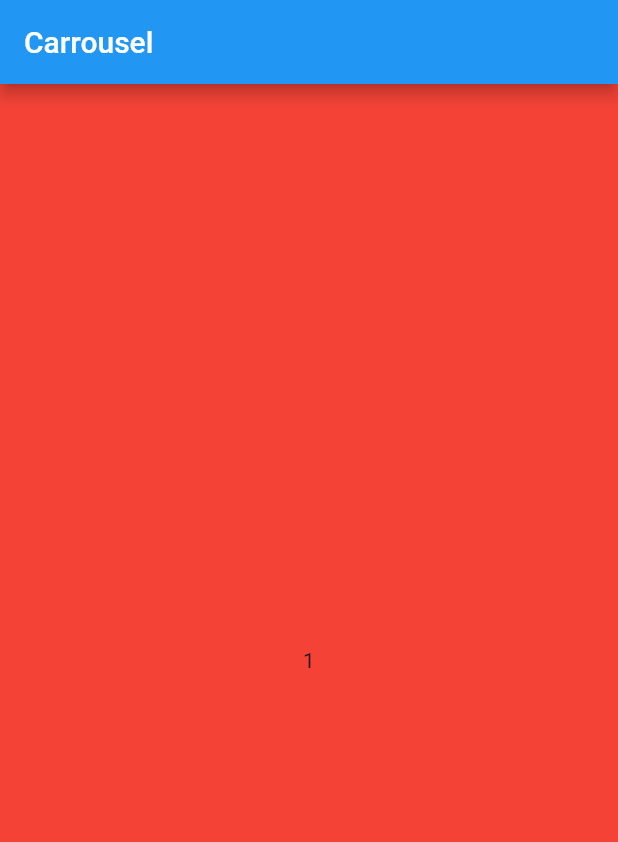
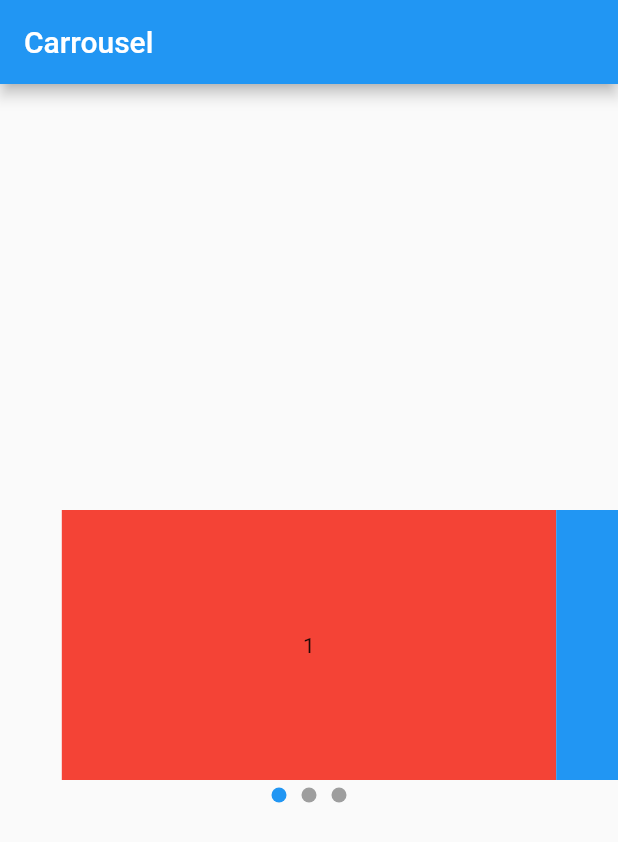
Before and after one commit to YannMancel/carrousel, a Flutter app: the screen it shows after launch, on a phone screen of 412 x 824 dp. Shown: the top 842 px of the screen. Run offline on Flutter 3.47's test engine with Material 2 defaults, Android fonts, the phone set to English and light mode, and no system bars.

```diff
--- a/lib/carrousel.dart
+++ b/lib/carrousel.dart
@@ -4,34 +4,88 @@ class Carrousel extends StatefulWidget {
   const Carrousel({
     Key? key,
     required this.children,
+    this.initialPage = 0,
+    this.viewportFraction = 0.8,
   }) : super(key: key);
 
   final List<Widget> children;
+  final int initialPage;
+  final double viewportFraction;
 
   @override
   State<Carrousel> createState() => _CarrouselState();
 }
 
 class _CarrouselState extends State<Carrousel> {
-  late PageController _controller;
+  late int _pageNumber;
+  late PageController _pageController;
+
+  void _onPageChanged(int pageNumber) {
+    setState(() => _pageNumber = pageNumber);
+  }
 
   @override
   void initState() {
     super.initState();
-    _controller = PageController();
+    _pageNumber = widget.initialPage;
+    _pageController = PageController(
+      initialPage: _pageNumber,
+      viewportFraction: widget.viewportFraction,
+    );
   }
 
   @override
   void dispose() {
-    _controller.dispose();
+    _pageController.dispose();
     super.dispose();
   }
 
   @override
   Widget build(BuildContext context) {
-    return PageView(
-      controller: _controller,
-      children: widget.children,
+    return Column(
+      children: <Widget>[
+        Expanded(
+          child: PageView(
+            controller: _pageController,
+            onPageChanged: _onPageChanged,
+            children: widget.children,
+          ),
+        ),
+        _Indicator(
+          childCount: widget.children.length,
+          currentPageNumber: _pageNumber,
+        ),
+      ],
     );
   }
 }
+
+class _Indicator extends StatelessWidget {
+  const _Indicator({
+    Key? key,
+    required this.childCount,
+    required this.currentPageNumber,
+  }) : super(key: key);
+
+  final int childCount;
+  final int currentPageNumber;
+
+  @override
+  Widget build(BuildContext context) {
+    return Row(
+      mainAxisAlignment: MainAxisAlignment.center,
+      children: List<Widget>.generate(
+        childCount,
+        (index) => Container(
+          width: 10,
+          height: 10,
+          margin: const EdgeInsets.all(5.0),
+          decoration: BoxDecoration(
+            color: (index == currentPageNumber) ? Colors.blue : Colors.grey,
+            shape: BoxShape.circle,
+          ),
+        ),
+      ),
+    );
+  }
+}
--- a/lib/home_page.dart
+++ b/lib/home_page.dart
@@ -16,12 +16,15 @@ class HomePage extends StatelessWidget {
         title: Text(title),
       ),
       body: const Center(
+        child: SizedBox(
+          height: 200.0,
           child: Carrousel(
             children: <Widget>[
               _FakePage(number: 1, color: Colors.red),
               _FakePage(number: 2, color: Colors.blue),
               _FakePage(number: 3, color: Colors.green),
             ],
+          ),
         ),
       ),
     );
```
Lines whose indentation alone changed are shown as unchanged.
